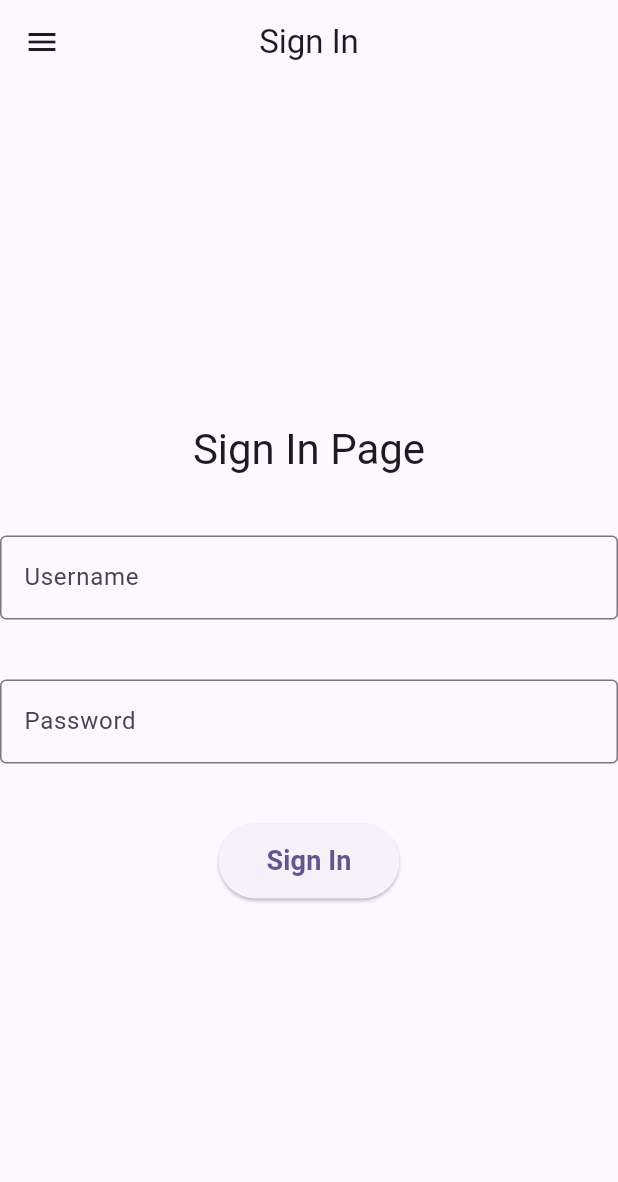
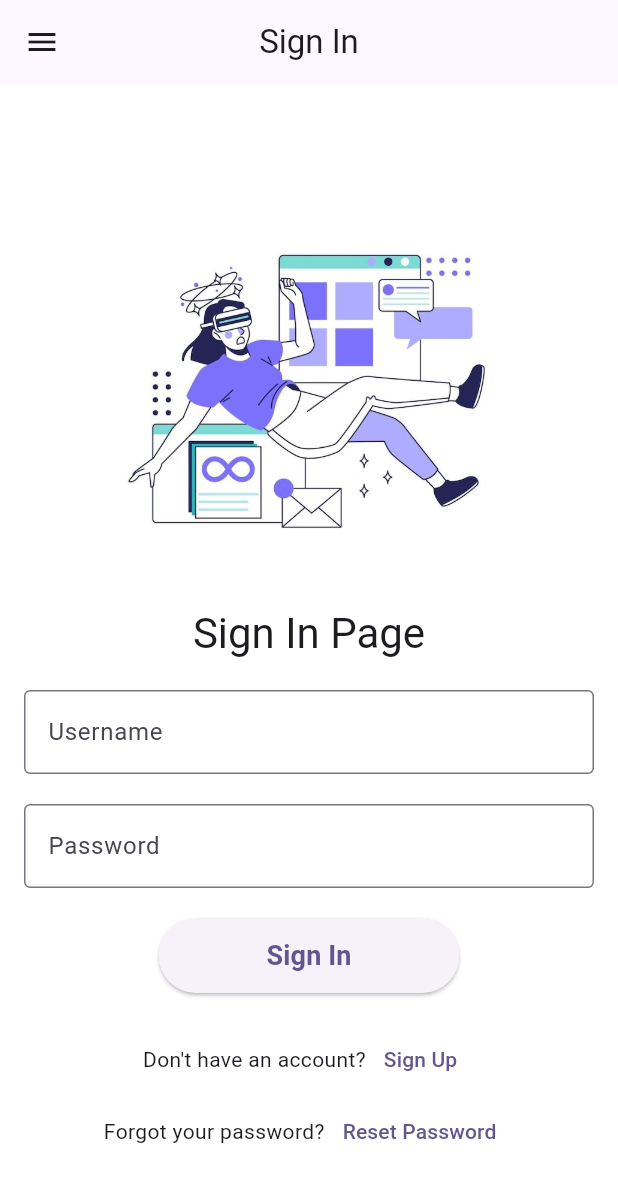
Before and after one commit to nesrinedroul/shoppingappSprintxMicrosoft, a Flutter app: the Signin screen opened directly, on a phone screen of 412 x 824 dp. Shown: the top 1182 px of the screen. Run offline on Flutter 3.47's test engine with Material 3 defaults, Android fonts, the phone set to English and light mode, and no system bars; our stand-ins replace google_fonts; network calls fail; Roboto replaces fonts that are missing (Ubuntu).

Commit message:
added some features

```diff
--- a/lib/pages/signin.dart
+++ b/lib/pages/signin.dart
@@ -1,4 +1,5 @@
 import 'package:flutter/material.dart';
+import 'package:shoppingmobapp/pages/homepage.dart';
 
 class Signin extends StatelessWidget {
   const Signin({super.key});
@@ -51,11 +52,19 @@ class Signin extends StatelessWidget {
       appBar: AppBar(centerTitle: true,
         title: Text('Sign In'),
       ),
-      body: Center(
+      body: Container(
+        color: Colors.white,
+        child: SingleChildScrollView(
+          padding: EdgeInsets.all(16.0),
+          child: Container(
+            height: MediaQuery.of(context).size.height - kToolbarHeight,
+            width: double.infinity,
             child: Column(
               mainAxisAlignment: MainAxisAlignment.center,
-          spacing: 10,
+              crossAxisAlignment: CrossAxisAlignment.center,
             children: <Widget>[
+              Image.asset('assets/splash1.jpg', width: 250, height: 250),
+              SizedBox(height: 20),
               Text('Sign In Page', style: Theme.of(context).textTheme.headlineMedium),
               SizedBox(height: 20),
               TextField(
@@ -76,14 +85,44 @@ class Signin extends StatelessWidget {
               SizedBox(height: 20),
               ElevatedButton(
                 onPressed: () {
-                // Handle sign in logic
+                Navigator.push(context,
+                    MaterialPageRoute(builder: (context) => const HomePage())
+                    );
                 },
                 style: ElevatedButton.styleFrom(
-                padding: EdgeInsets.symmetric(horizontal: 32, vertical: 12),
+                  padding: EdgeInsets.symmetric(horizontal: 72, vertical: 12),
                 ),
                 child: Text('Sign In' , style: TextStyle(fontSize: 18, fontWeight: FontWeight.bold)),
+
+              ),
+              SizedBox(height: 20),
+              Row(
+                mainAxisAlignment: MainAxisAlignment.center,
+                children: <Widget>[
+                  Text('Don\'t have an account?'),
+                  TextButton(
+                    onPressed: () {
+                      // Handle sign up action
+                    },
+                    child: Text('Sign Up'),
                   ),
                 ],
+              ),
+              Row(
+                mainAxisAlignment: MainAxisAlignment.center,
+                children: <Widget>[
+                  Text('Forgot your password?'),
+                  TextButton(
+                    onPressed: () {
+                      // Handle forgot password action
+                    },
+                    child: Text('Reset Password'),
+                  ),
+                ],
+              ),
+            ],
+          ),
+        ),
       ),
       ),
     );
--- a/lib/pages/splashscreen.dart
+++ b/lib/pages/splashscreen.dart
@@ -1,4 +1,5 @@
 import 'package:flutter/material.dart';
+import 'package:shoppingmobapp/pages/signin.dart';
 
 class SplashScreen extends StatelessWidget {
   const SplashScreen({super.key});
@@ -157,7 +158,9 @@ class SplashScreen extends StatelessWidget {
 
                 ElevatedButton(
                   onPressed: () {
-                    Navigator.pushReplacementNamed(context, '/home');
+                    Navigator.push(context,
+                    MaterialPageRoute(builder: (context) => const Signin())
+                    );
                   },
                   style: ElevatedButton.styleFrom(
                     backgroundColor: Colors.white,
```
Also changed, not shown: lib/pages/homepage.dart (+27 -3 lines). Lines whose indentation alone changed are shown as unchanged.
